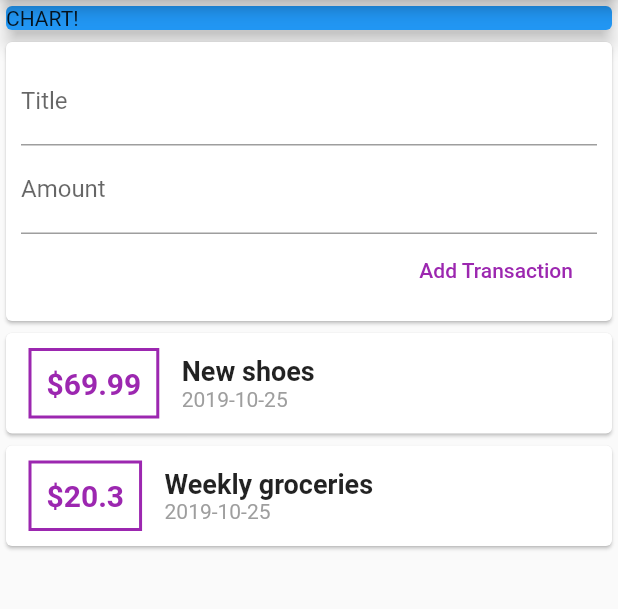
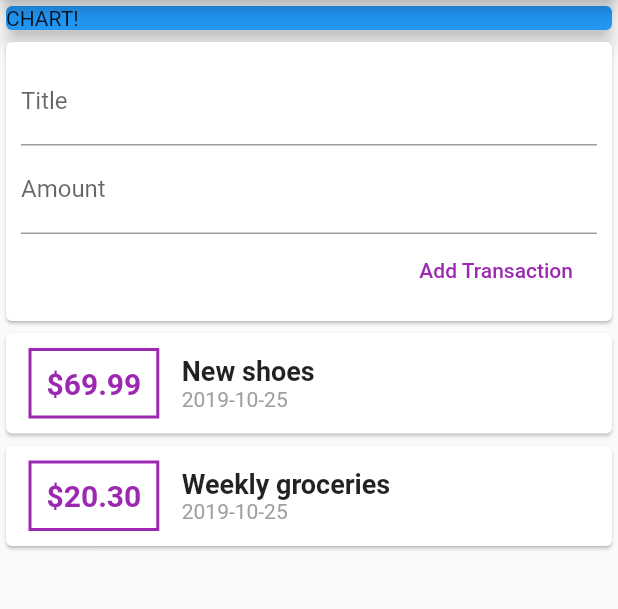
Before and after one commit to Cristhho/personal_expenses, a Flutter app: the screen it shows after launch, after a tap on "Add Transaction", on a phone screen of 412 x 824 dp, the part 84-693 px from its top. Run offline on Flutter 3.47's test engine with Material 2 defaults, Android fonts, the phone set to English and light mode, and no system bars.

```diff
--- a/lib/widgets/new_transaction.dart
+++ b/lib/widgets/new_transaction.dart
@@ -7,6 +7,15 @@ class NewTransaction extends StatelessWidget {
   final Function addNewTransaction;
 
   NewTransaction(this.addNewTransaction);
+
+  void submitData() {
+    final title = titleController.text;
+    final amount = double.parse(amountController.text);
+
+    if(title.isNotEmpty && amount >= 0) {
+      addNewTransaction(title, amount);
+    }
+  }
 
   @override
   Widget build(BuildContext context) {
@@ -19,21 +28,18 @@ class NewTransaction extends StatelessWidget {
             TextField(decoration: InputDecoration(
                 labelText: 'Title'),
               controller: titleController,
+              onSubmitted: (_) {submitData();},
             ),
             TextField(decoration: InputDecoration(
                 labelText: 'Amount'),
               controller: amountController,
               keyboardType: TextInputType.number,
+              onSubmitted: (_) {submitData();},
             ),
             FlatButton(
               child: Text('Add Transaction'),
               textColor: Colors.purple,
-              onPressed: () {
-                if(titleController.text.isNotEmpty
-                    && amountController.text.isNotEmpty) {
-                  addNewTransaction(titleController.text, double.tryParse(amountController.text));
-                }
-              },
+              onPressed: submitData,
             )
           ],
         ),
--- a/lib/widgets/transaction_list.dart
+++ b/lib/widgets/transaction_list.dart
@@ -28,7 +28,7 @@ class TransactionList extends StatelessWidget {
                       EdgeInsets.all(10.0)
                   ),
                   child: Text(
-                    '\$${_transactions[index].amount}',
+                    '\$${_transactions[index].amount.toStringAsFixed(2)}',
                     style: TextStyle(fontWeight: FontWeight.bold,
                         fontSize: 20.0, color: Colors.purple),
                   ),
```
